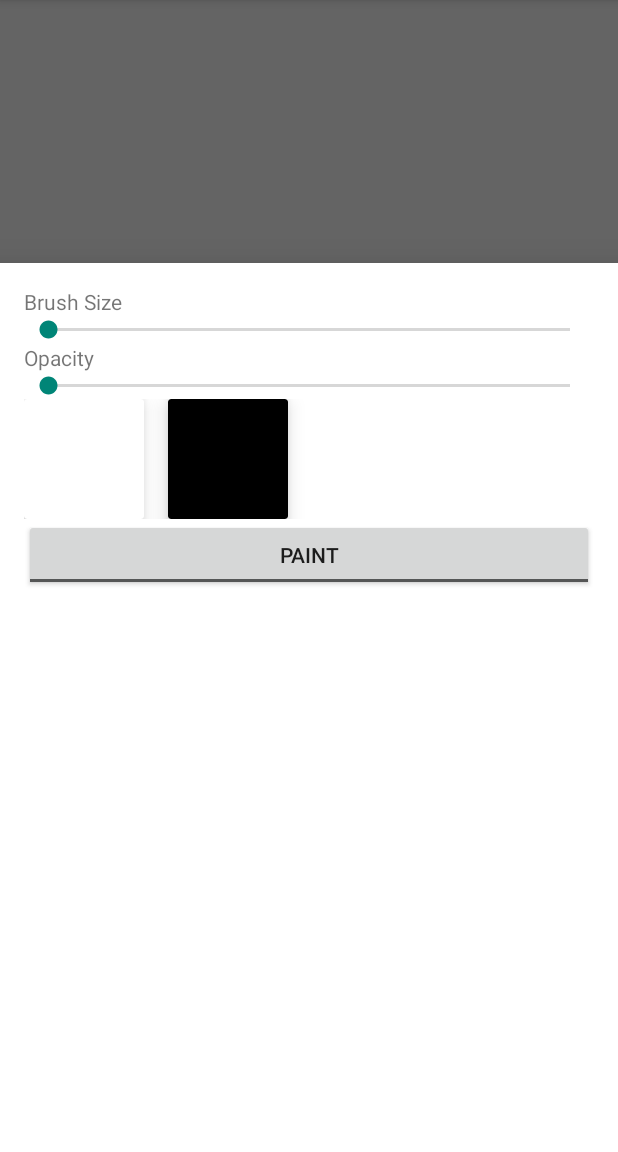
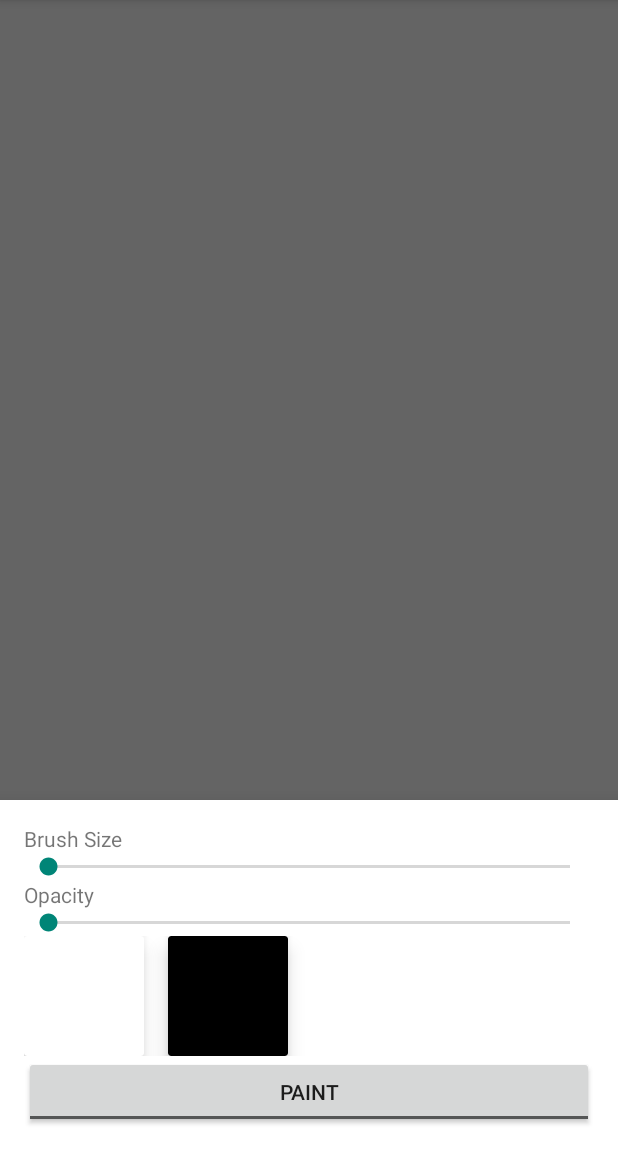
Before and after one commit to Abyssboy/ImageFilter, an Android app: the fragment PaintFragement shown on its own in the app's theme, on a phone screen of 412 x 824 dp, the part 84-1236 px from its top. Run offline under Robolectric (Android 15) with nearby library versions, the light colour scheme and no system bars.

Commit message:
Edit Paint and Filter

```diff
--- a/app/src/main/java/com/example/nutta/imagefilter/MainActivity.java
+++ b/app/src/main/java/com/example/nutta/imagefilter/MainActivity.java
@@ -312,7 +312,7 @@
                                             photoEditorView.getSource().setImageBitmap(saveBitmap);
                                             final String path = BitmapUtils.insertImage(getContentResolver(),
                                                     saveBitmap,
-                                                    System.currentTimeMillis()+"_ImageFilter.jpg"
+                                                    System.currentTimeMillis()+"_ImageFilter"
                                                     ,null);
                                             if(!TextUtils.isEmpty(path))
                                             {
--- a/app/src/main/res/layout/fragment_paint_fragement.xml
+++ b/app/src/main/res/layout/fragment_paint_fragement.xml
@@ -1,5 +1,5 @@
 <?xml version="1.0" encoding="utf-8"?>
-<RelativeLayout
+<LinearLayout
     xmlns:android="http://schemas.android.com/apk/res/android"
     xmlns:tools="http://schemas.android.com/tools"
     android:layout_width="match_parent"
@@ -11,6 +11,8 @@
         android:orientation="vertical"
         android:layout_width="match_parent"
         android:layout_height="match_parent"
+        android:layout_gravity="center_vertical"
+
         >
 
         <TextView
@@ -50,4 +52,4 @@
             />
     </LinearLayout>
 
-</RelativeLayout>
+</LinearLayout>
```
Also changed, not shown: app/src/main/java/com/example/nutta/imagefilter/FilterListFragment.java (+8 -2 lines).
